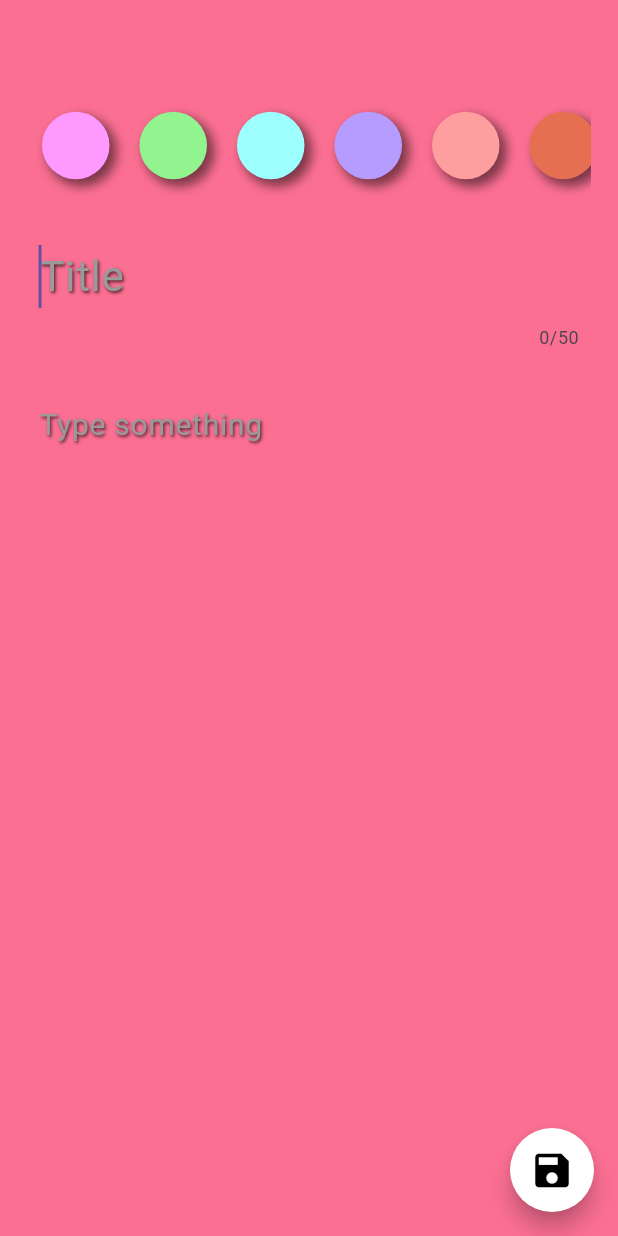
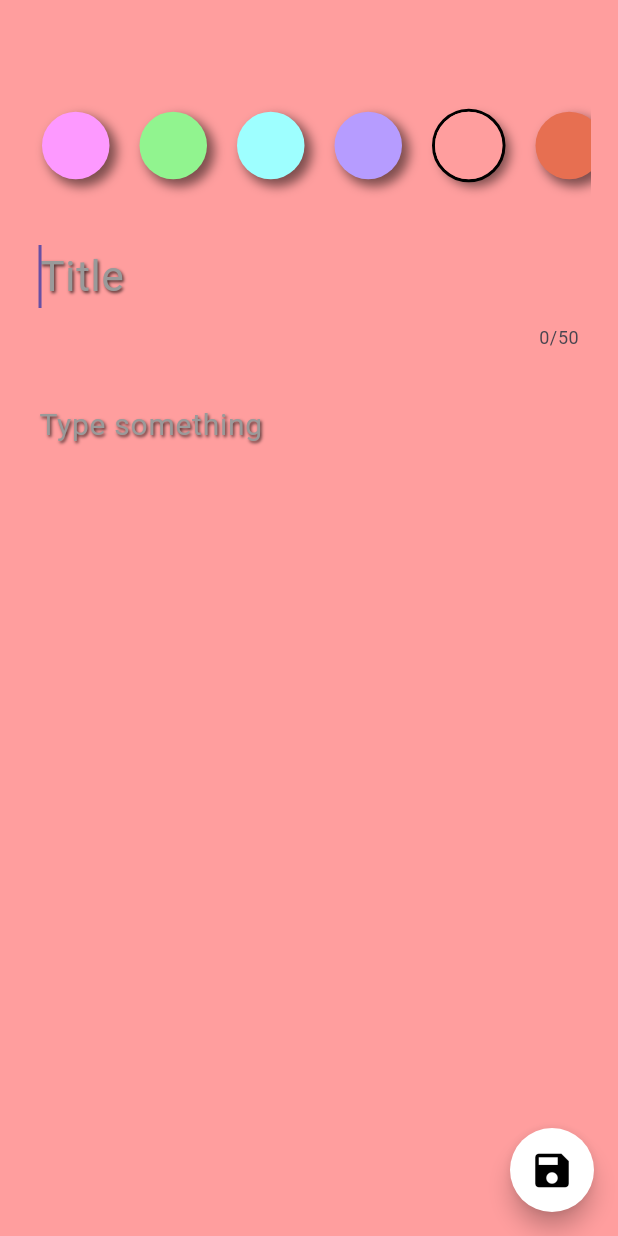
Before and after one commit to Israa050/Notes-App, a Flutter app: the screen it shows after launch, after a tap on the "add" icon, on a phone screen of 412 x 824 dp. Run offline on Flutter 3.47's test engine with Material 3 defaults, Android fonts, the phone set to English and light mode, and no system bars; our stand-ins replace animated_splash_screen, bloc, dartz, equatable, flutter_bloc, fluttertoast and 3 more; accounts and stored records are empty.

Commit message:
third commit

```diff
--- /dev/null
+++ b/lib/app/app.dart
@@ -0,0 +1,21 @@
+
+
+
+
+import 'package:flutter/material.dart';
+import 'package:notes/core/routes/app_router.dart';
+
+// ignore: must_be_immutable
+class MyApp extends StatelessWidget {
+  AppRouter appRouter = AppRouter();
+  MyApp({super.key});
+
+  // This widget is the root of your application.
+  @override
+  Widget build(BuildContext context) {
+    return MaterialApp(
+      debugShowCheckedModeBanner: false,
+      onGenerateRoute: appRouter.generateRoute,
+    );
+  }
+}
--- /dev/null
+++ b/lib/core/configration/setup_hive.dart
@@ -0,0 +1,17 @@
+
+
+import 'package:flutter/material.dart';
+import 'package:hive/hive.dart';
+import 'package:notes/core/utils/app_consonants.dart';
+import 'package:notes/features/home/data/model/note.dart';
+import 'package:path_provider/path_provider.dart' as path_provider;
+
+
+Future<void> setupHive()async{
+  WidgetsFlutterBinding.ensureInitialized();
+  final appDocumentDir = await path_provider.getApplicationDocumentsDirectory();
+  Hive.init(appDocumentDir.path);
+  // Hive.initFlutter(appDocumentDir.path);
+  Hive.registerAdapter(NoteAdapter());
+  await Hive.openBox<Note>(notesBox);
+}
--- a/lib/core/database/db_helper.dart
+++ b/lib/core/database/db_helper.dart
@@ -20,7 +20,7 @@ class DbHelper {
          final notes = box;
         await notes?.add(note);
       }catch(e){
-        print(e.toString());
+        //print(e.toString());
       }
     }
 
--- a/lib/core/routes/app_router.dart
+++ b/lib/core/routes/app_router.dart
@@ -2,7 +2,6 @@ import 'package:flutter/material.dart';
 import 'package:flutter_bloc/flutter_bloc.dart';
 import 'package:notes/core/database/db_helper.dart';
 import 'package:notes/core/routes/routes.dart';
-import 'package:notes/core/utils/app_strings.dart';
 import 'package:notes/features/home/data/model/note.dart';
 import 'package:notes/features/home/data/repository/notes_repository.dart';
 import 'package:notes/features/home/logic/cubit/notes_cubit.dart';
--- a/lib/core/utils/app_colors.dart
+++ b/lib/core/utils/app_colors.dart
@@ -20,7 +20,6 @@ class AppColors {
   static const Color orange = Color(0xFFe76f51);
   static const Color darkPurple = Color(0xFF8338ec);
   static const Color pink = Color(0xFFfb6f92);
-  static const Color deepGreen = Color(0xFF588157);
   static const Color lightYellow = Color(0xFFe9ff70);
 
 
@@ -34,7 +33,6 @@ class AppColors {
     AppColors.orange,
     AppColors.darkPurple,
     AppColors.pink,
-    AppColors.deepGreen,
     AppColors.lightYellow,
   ];
 
--- a/lib/features/home/presentation/screens/add_edit_note_view.dart
+++ b/lib/features/home/presentation/screens/add_edit_note_view.dart
@@ -10,7 +10,6 @@ import 'package:notes/features/home/presentation/widgets/custom_floating_action_
 class AddNewNoteView extends StatefulWidget {
   Note? note;
   int? index;
-  Color color = AppColors.lightPurple;
   AddNewNoteView({super.key, this.note, this.index});
 
   @override
--- a/lib/features/home/presentation/widgets/add_edit_note_bloc_builder.dart
+++ b/lib/features/home/presentation/widgets/add_edit_note_bloc_builder.dart
@@ -37,6 +37,7 @@ class _AddEditNoteBlocBuilderState extends State<AddEditNoteBlocBuilder> {
     BlocProvider.of<NotesCubit>(context).color = Color(widget.note!.color!);
     widget.color = Color(widget.note!.color!);
     }
+    BlocProvider.of<NotesCubit>(context).color = widget.color;
     super.initState();
   }
 
--- a/lib/main.dart
+++ b/lib/main.dart
@@ -1,48 +1,8 @@
 import 'package:flutter/material.dart';
-import 'package:hive_flutter/hive_flutter.dart';
-import 'package:notes/core/routes/app_router.dart';
-import 'package:notes/core/utils/app_colors.dart';
-import 'package:notes/core/utils/app_consonants.dart';
-import 'package:notes/features/home/data/model/note.dart';
-import 'package:notes/features/home/presentation/screens/add_edit_note_view.dart';
-import 'package:notes/features/home/presentation/widgets/custom_colors_row.dart';
-import 'package:notes/features/home/presentation/widgets/notes_view.dart';
-import 'package:notes/features/search/presentation/screens/search_view.dart';
-import 'package:path_provider/path_provider.dart' as path_provider;
+import 'package:notes/app/app.dart';
+import 'package:notes/core/configration/setup_hive.dart';
 
 void main() async {
-  WidgetsFlutterBinding.ensureInitialized();
-  final appDocumentDir = await path_provider.getApplicationDocumentsDirectory();
-  Hive.init(appDocumentDir.path);
-  // Hive.initFlutter(appDocumentDir.path);
-  Hive.registerAdapter(NoteAdapter());
-  await Hive.openBox<Note>(notesBox);
+  await setupHive();
   runApp(MyApp());
 }
-
-class Test extends StatelessWidget {
-  const Test({super.key});
-
-  @override
-  Widget build(BuildContext context) {
-    return MaterialApp(
-      debugShowCheckedModeBanner: false,
-      home: SearchView(),
-    );
-  }
-}
-
-// ignore: must_be_immutable
-class MyApp extends StatelessWidget {
-  AppRouter appRouter = AppRouter();
-  MyApp({super.key});
-
-  // This widget is the root of your application.
-  @override
-  Widget build(BuildContext context) {
-    return MaterialApp(
-      debugShowCheckedModeBanner: false,
-      onGenerateRoute: appRouter.generateRoute,
-    );
-  }
-}
```
Also changed, not shown: 1 other file.
